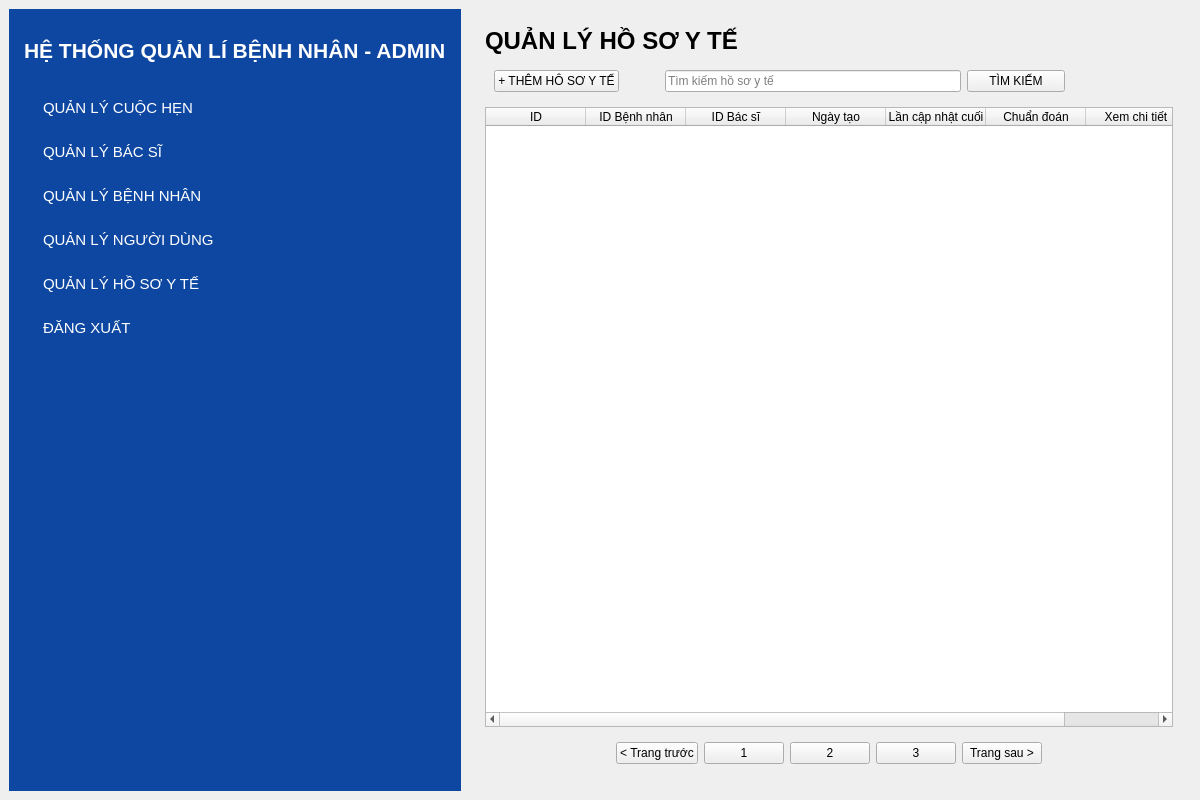
Above: gui/adminwindow.ui from VanBao6002/PBL2_Appointment_Scheduling_System before the change. Below: the same form after it.
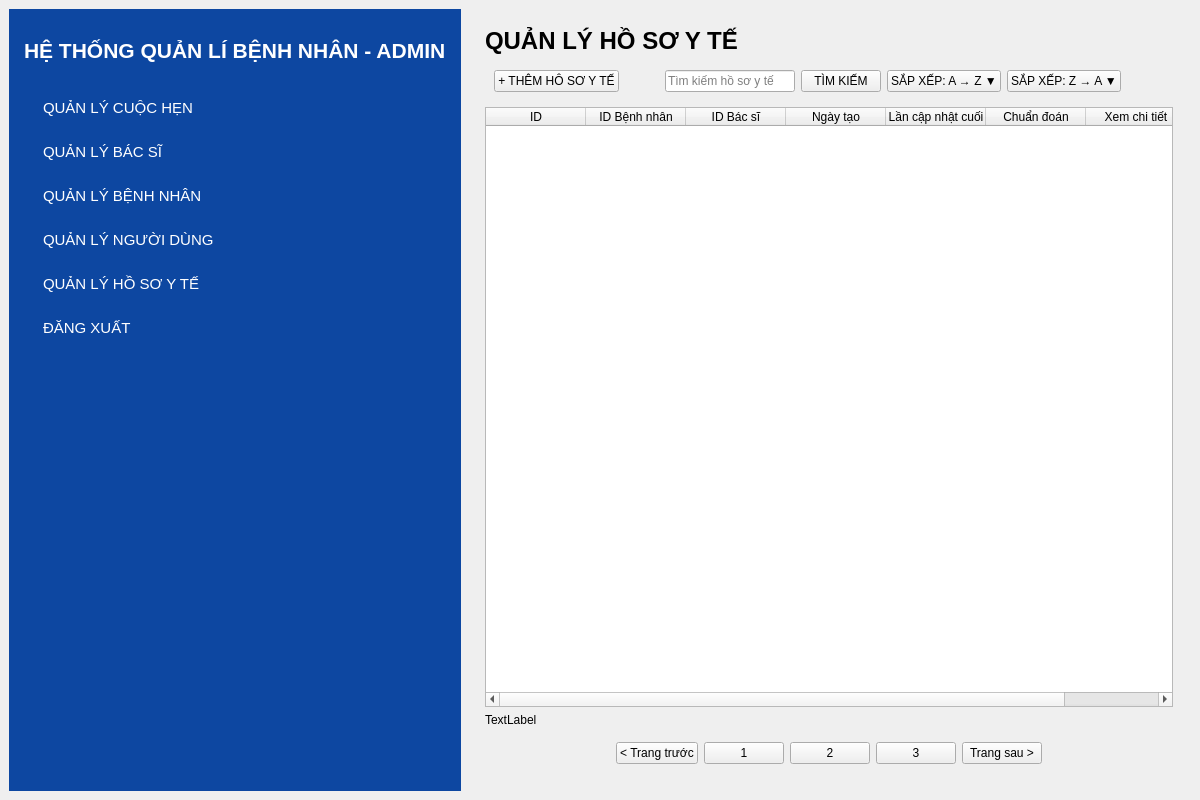
That is the form after the change. The open tabs and pages were chosen to show the change.

```diff
--- a/gui/adminwindow.ui
+++ b/gui/adminwindow.ui
@@ -711,7 +711,7 @@
            </item>
            <item>
             <widget class="QWidget" name="toolbar_MedicalRecord" native="true">
-             <layout class="QHBoxLayout" name="horizontalLayout_11" stretch="1,0,3,1,1">
+             <layout class="QHBoxLayout" name="horizontalLayout_11" stretch="1,0,3,1,0,0,1">
               <item>
                <widget class="QPushButton" name="pushButton_28">
                 <property name="text">
@@ -746,6 +746,20 @@
                 </property>
                </widget>
               </item>
+              <item>
+               <widget class="QPushButton" name="btnSortAZMedicalRecord">
+                <property name="text">
+                 <string>SẮP XẾP: A → Z ▼</string>
+                </property>
+               </widget>
+              </item>
+              <item>
+               <widget class="QPushButton" name="btnSortZAMedicalRecord">
+                <property name="text">
+                 <string>SẮP XẾP: Z → A ▼</string>
+                </property>
+               </widget>
+              </item>
               <item>
                <spacer name="horizontalSpacer_18">
                 <property name="orientation">
@@ -804,6 +818,13 @@
              </column>
             </widget>
            </item>
+           <item>
+            <widget class="QLabel" name="lblCurrentPage_MedicalRecord">
+             <property name="text">
+              <string>TextLabel</string>
+             </property>
+            </widget>
+           </item>
            <item>
             <widget class="QWidget" name="pagination_MedicalRecord" native="true">
              <layout class="QHBoxLayout" name="horizontalLayout_10">
```
Left out of the diff: 18 changed lines with no effect on the pictures.
